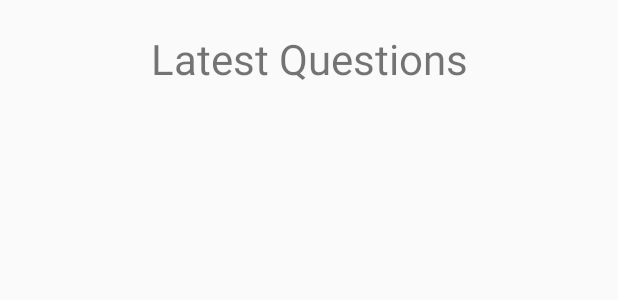
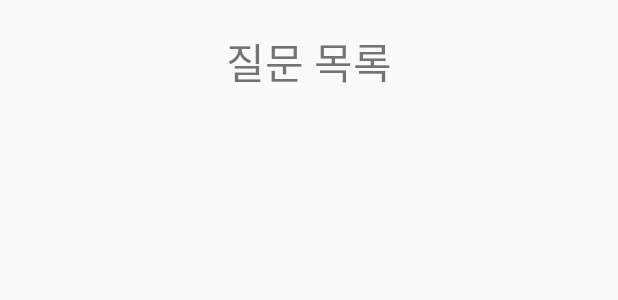
Before and after one commit to KangSeokChan/teamproject, an Android app: the layout fragment_home.xml on its own in the app's theme, with its tools: preview values and no code run, on a phone screen of 412 x 824 dp. Shown: the top 300 px of the screen. Run offline under Robolectric (Android 15) with nearby library versions, the phone set to English and light mode, and no system bars.

Commit message:
텍스트 수정

```diff
--- a/app/src/main/java/com/example/madforumapp/AskFragment.java
+++ b/app/src/main/java/com/example/madforumapp/AskFragment.java
@@ -54,12 +54,12 @@ public class AskFragment extends Fragment {
             public void onClick(View view) {
 
                 if(title.getText().toString().isEmpty()){
-                    Toast.makeText(getActivity().getApplicationContext(), "Title field cannot be left empty!", Toast.LENGTH_SHORT).show();
+                    Toast.makeText(getActivity().getApplicationContext(), "제목을 입력해주세요!", Toast.LENGTH_SHORT).show();
                     return;
                 }
 
                 if(description.getText().toString().isEmpty()){
-                    Toast.makeText(getActivity().getApplicationContext(), "Description field cannot be left empty!", Toast.LENGTH_SHORT).show();
+                    Toast.makeText(getActivity().getApplicationContext(), "내용을 입력해주세요!", Toast.LENGTH_SHORT).show();
                     return;
                 }
 
@@ -79,7 +79,7 @@ public class AskFragment extends Fragment {
                         Question q = new Question((int)num, title.getText().toString(), currentUser.getEmail(), description.getText().toString());
 
                         ref.setValue(q);
-                        Toast.makeText(getActivity().getApplicationContext(), "Posted Successfully!", Toast.LENGTH_SHORT).show();
+                        Toast.makeText(getActivity().getApplicationContext(), "질문 등록 완료!", Toast.LENGTH_SHORT).show();
                         ((MainFeed)getActivity()).ChangeToHome();
                         title.setText("");
                         description.setText("");
--- a/app/src/main/java/com/example/madforumapp/ViewQuestion.java
+++ b/app/src/main/java/com/example/madforumapp/ViewQuestion.java
@@ -137,7 +137,7 @@ public class ViewQuestion extends AppCompatActivity {
             @Override
             public void onClick(View view) {
                 if(replyText.getText().toString().isEmpty()){
-                    Toast.makeText(ViewQuestion.this, "Answer field cannot be left empty!", Toast.LENGTH_SHORT).show();
+                    Toast.makeText(ViewQuestion.this, "내용을 입력해주세요!", Toast.LENGTH_SHORT).show();
                     return;
                 }
 
@@ -156,7 +156,7 @@ public class ViewQuestion extends AppCompatActivity {
                         Answer a = new Answer(num,  replyText.getText().toString(), currentUser.getEmail());
 
                         ref.setValue(a);
-                        Toast.makeText(ViewQuestion.this, "Posted Successfully!", Toast.LENGTH_SHORT).show();
+                        Toast.makeText(ViewQuestion.this, "답변 등록 완료!", Toast.LENGTH_SHORT).show();
                         replyText.setText("");
                     }
 
--- a/app/src/main/res/layout/question_layout.xml
+++ b/app/src/main/res/layout/question_layout.xml
@@ -24,7 +24,7 @@
             <TextView
                 android:layout_width="wrap_content"
                 android:layout_height="wrap_content"
-                android:text="views" />
+                android:text="조회수" />
 
             <TextView
                 android:id="@+id/views"
--- a/app/src/main/res/values/strings.xml
+++ b/app/src/main/res/values/strings.xml
@@ -33,7 +33,7 @@
     <string name="nav_settings">Settings</string>
 
     <!-- page headings -->
-    <string name="home_heading">Latest Questions</string>
+    <string name="home_heading">질문 목록</string>
     <string name="ask_heading">질문 등록</string>
     <string name="settings_heading">Settings</string>
 
```
